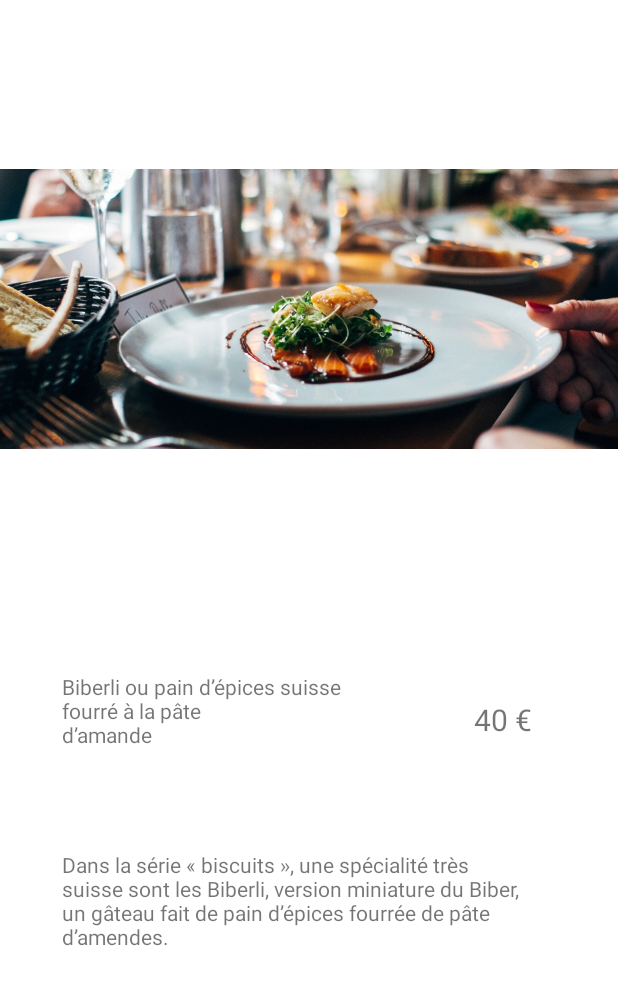
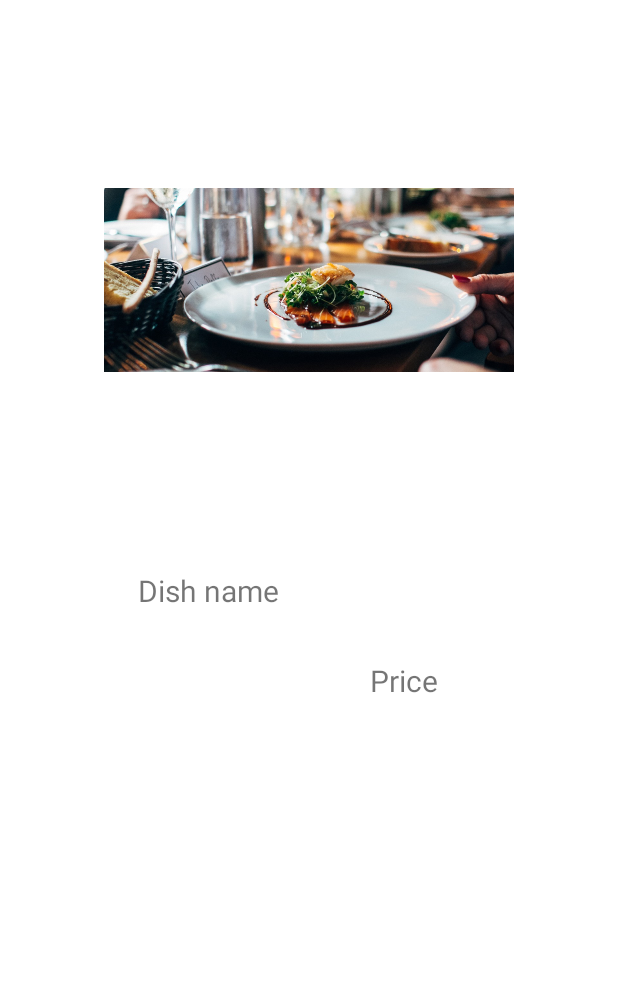
Before and after one commit to Asphar/AndroidERestaurant, an Android app: the layout activity_detail.xml on its own in the app's theme, with its tools: preview values and no code run, on a phone screen of 412 x 824 dp. Shown: the top 985 px of the screen. Run offline under Robolectric (Android 15) with nearby library versions, the phone set to English and light mode, and no system bars; network calls fail.

Commit message:
Detail pictures with web service

```diff
--- a/app/build.gradle
+++ b/app/build.gradle
@@ -41,6 +41,7 @@ dependencies {
     implementation 'androidx.appcompat:appcompat:1.4.1'
     implementation 'com.google.android.material:material:1.5.0'
     implementation 'androidx.constraintlayout:constraintlayout:2.1.3'
+    implementation 'androidx.legacy:legacy-support-v4:1.0.0'
     testImplementation 'org.junit.jupiter:junit-jupiter-api:5.8.2'
     testRuntimeOnly 'org.junit.jupiter:junit-jupiter-engine:5.8.2'
     androidTestImplementation 'androidx.test.ext:junit:1.1.3'
--- a/app/src/main/res/layout/activity_detail.xml
+++ b/app/src/main/res/layout/activity_detail.xml
@@ -4,18 +4,17 @@
     xmlns:tools="http://schemas.android.com/tools"
     android:layout_width="match_parent"
     android:layout_height="match_parent"
-    tools:context=".Detail">
+    tools:context=".activity_detail">
 
     <ImageView
         android:id="@+id/detailImage"
-        android:layout_width="414dp"
-        android:layout_height="412dp"
+        android:layout_width="273dp"
+        android:layout_height="264dp"
         app:layout_constraintBottom_toBottomOf="parent"
         app:layout_constraintEnd_toEndOf="parent"
-        app:layout_constraintHorizontal_bias="1.0"
         app:layout_constraintStart_toStartOf="parent"
         app:layout_constraintTop_toTopOf="parent"
-        app:layout_constraintVertical_bias="0.0"
+        app:layout_constraintVertical_bias="0.098"
         app:srcCompat="@drawable/up_75236_grastronomie_suisse" />
 
     <TextView
@@ -24,40 +23,39 @@
         android:layout_height="wrap_content"
         android:layout_marginStart="41dp"
         android:layout_marginEnd="183dp"
-        android:text="Biberli ou pain d’épices suisse\nfourré à la pâte\nd’amande "
+        android:text="Dish name "
+        android:textSize="20sp"
         app:layout_constraintBottom_toBottomOf="parent"
         app:layout_constraintEnd_toEndOf="parent"
-        app:layout_constraintHorizontal_bias="0.0"
+        app:layout_constraintHorizontal_bias="0.574"
         app:layout_constraintStart_toStartOf="parent"
         app:layout_constraintTop_toTopOf="parent"
-        app:layout_constraintVertical_bias="0.58" />
+        app:layout_constraintVertical_bias="0.477" />
 
     <TextView
         android:id="@+id/detailprice"
         android:layout_width="wrap_content"
         android:layout_height="wrap_content"
-        android:layout_marginStart="315dp"
-        android:layout_marginEnd="57dp"
-        android:text="40 €"
+        android:layout_marginStart="245dp"
+        android:layout_marginEnd="120dp"
+        android:text="Price"
         android:textSize="20sp"
         app:layout_constraintBottom_toBottomOf="parent"
         app:layout_constraintEnd_toEndOf="parent"
         app:layout_constraintHorizontal_bias="1.0"
         app:layout_constraintStart_toStartOf="parent"
         app:layout_constraintTop_toTopOf="parent"
-        app:layout_constraintVertical_bias="0.585" />
+        app:layout_constraintVertical_bias="0.552" />
 
     <TextView
         android:id="@+id/detailtext"
-        android:layout_width="313dp"
-        android:layout_height="77dp"
-        android:layout_marginStart="41dp"
-        android:layout_marginEnd="57dp"
-        android:text="Dans la série « biscuits », une spécialité très suisse sont les Biberli, version miniature du Biber, un gâteau fait de pain d’épices fourrée de pâte d’amendes."
+        android:layout_width="wrap_content"
+        android:layout_height="wrap_content"
         app:layout_constraintBottom_toBottomOf="parent"
         app:layout_constraintEnd_toEndOf="parent"
-        app:layout_constraintHorizontal_bias="0.0"
+        app:layout_constraintHorizontal_bias="0.121"
         app:layout_constraintStart_toStartOf="parent"
         app:layout_constraintTop_toTopOf="parent"
-        app:layout_constraintVertical_bias="0.759" />
+        app:layout_constraintVertical_bias="0.685" />
+
 </androidx.constraintlayout.widget.ConstraintLayout>
--- a/app/src/main/res/layout/card_view_design.xml
+++ b/app/src/main/res/layout/card_view_design.xml
@@ -3,7 +3,7 @@
     xmlns:android="http://schemas.android.com/apk/res/android"
     xmlns:app="http://schemas.android.com/apk/res-auto"
     android:layout_width="match_parent"
-    android:layout_height="50dp"
+    android:layout_height="70dp"
     android:layout_margin="10dp"
     app:cardElevation="6dp">
 
@@ -15,8 +15,8 @@
 
         <ImageView
             android:id="@+id/imageview"
-            android:layout_width="40dp"
-            android:layout_height="40dp" />
+            android:layout_width="60dp"
+            android:layout_height="60dp" />
 
         <TextView
             android:id="@+id/textView"
--- a/app/src/main/res/values/strings.xml
+++ b/app/src/main/res/values/strings.xml
@@ -3,4 +3,6 @@
     <string name="entrees">Entrées</string>
     <string name="plats">Plats</string>
     <string name="desserts">Desserts</string>
+    <!-- TODO: Remove or change this placeholder text -->
+    <string name="hello_blank_fragment">Hello blank fragment</string>
 </resources>
```
Also changed, not shown: app/src/main/java/fr/isen/david/androiderestaurant/DishPictureAdapter.kt (added, +16 -0 lines), app/src/main/java/fr/isen/david/androiderestaurant/DishPictureFragment.kt (added, +40 -0 lines), app/src/main/java/fr/isen/david/androiderestaurant/HomeActivity.kt (+9 -8 lines), app/src/main/java/fr/isen/david/androiderestaurant/MenuActivity.kt (+5 -23 lines), app/src/main/java/fr/isen/david/androiderestaurant/activity_detail.kt (+8 -17 lines), app/src/main/res/layout/fragment_dish_picture.xml (added, +14 -0 lines).
